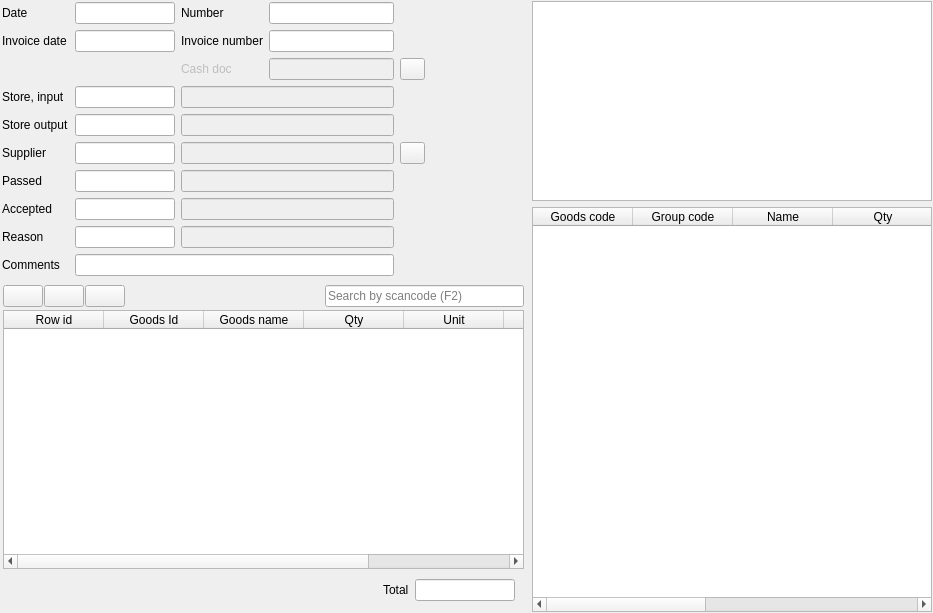
First picture: the form in FrontDesk/c5storedoc.ui, repository End1-1/Cafe5, before the edit.
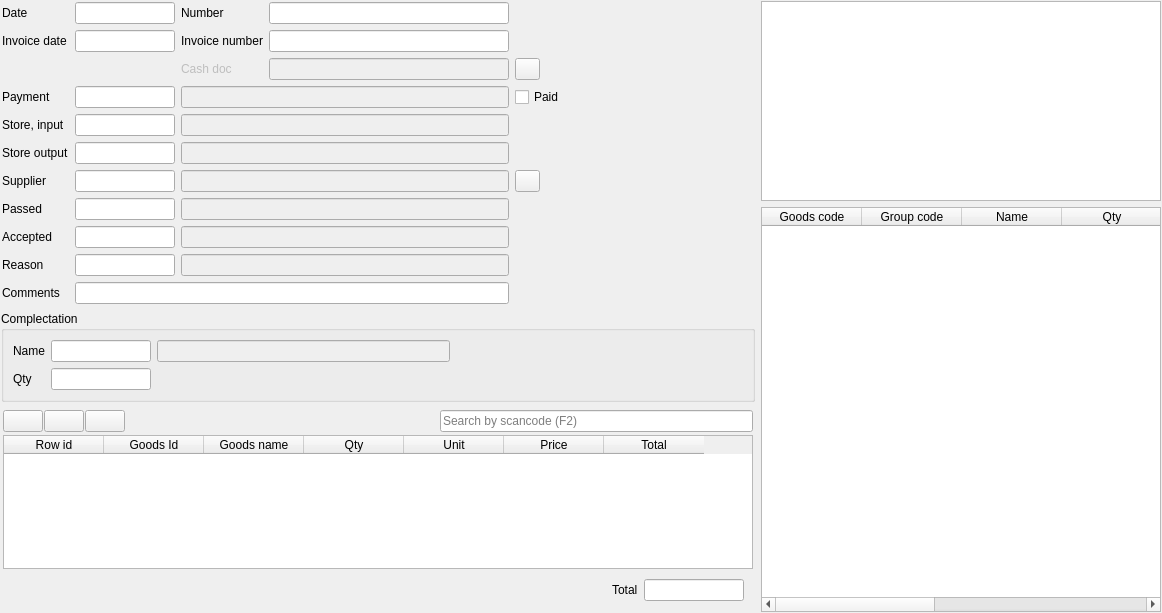
Second picture: the form after the edit. Icons and pictures are not drawn. Custom widgets are drawn as their Qt base class.

What changed in the file:
```diff
--- a/FrontDesk/c5storedoc.ui
+++ b/FrontDesk/c5storedoc.ui
@@ -6,7 +6,7 @@
    <rect>
     <x>0</x>
     <y>0</y>
-    <width>933</width>
+    <width>1162</width>
     <height>613</height>
    </rect>
   </property>
@@ -44,32 +44,29 @@
       <property name="spacing">
        <number>6</number>
       </property>
-      <item row="7" column="1">
-       <widget class="C5LineEditWithSelector" name="lePassed">
-        <property name="maximumSize">
-         <size>
-          <width>100</width>
-          <height>16777215</height>
-         </size>
+      <item row="1" column="0">
+       <widget class="QLabel" name="lbInvoiceDate">
+        <property name="text">
+         <string>Invoice date</string>
         </property>
        </widget>
       </item>
-      <item row="5" column="0">
-       <widget class="QLabel" name="lbPartner">
+      <item row="3" column="0">
+       <widget class="QLabel" name="lbPayment">
         <property name="text">
-         <string>Supplier</string>
+         <string>Payment</string>
         </property>
        </widget>
       </item>
-      <item row="11" column="0">
-       <widget class="QLabel" name="label_4">
+      <item row="0" column="0">
+       <widget class="QLabel" name="label">
         <property name="text">
-         <string>Reason</string>
+         <string>Date</string>
         </property>
        </widget>
       </item>
       <item row="3" column="1">
-       <widget class="C5LineEditWithSelector" name="leStoreInput">
+       <widget class="C5LineEditWithSelector" name="lePayment">
         <property name="minimumSize">
          <size>
           <width>0</width>
@@ -84,33 +81,20 @@
         </property>
        </widget>
       </item>
-      <item row="10" column="2" colspan="2">
-       <widget class="C5LineEditWithSelector" name="leAcceptedName">
+      <item row="12" column="2" colspan="2">
+       <widget class="C5LineEdit" name="leReasonName">
         <property name="enabled">
          <bool>false</bool>
         </property>
-        <property name="maximumSize">
-         <size>
-          <width>16777215</width>
-          <height>16777215</height>
-         </size>
-        </property>
         <property name="focusPolicy">
          <enum>Qt::NoFocus</enum>
         </property>
        </widget>
       </item>
-      <item row="0" column="1">
-       <widget class="C5DateEdit" name="deDate">
-        <property name="maximumSize">
-         <size>
-          <width>100</width>
-          <height>16777215</height>
-         </size>
-        </property>
-       </widget>
+      <item row="13" column="1" colspan="3">
+       <widget class="C5LineEdit" name="leComment"/>
       </item>
-      <item row="5" column="4">
+      <item row="6" column="4">
        <widget class="QPushButton" name="btnNewPartner">
         <property name="maximumSize">
          <size>
@@ -130,28 +114,21 @@
         </property>
        </widget>
       </item>
-      <item row="4" column="2" colspan="2">
-       <widget class="C5LineEdit" name="leStoreOutputName">
-        <property name="enabled">
-         <bool>false</bool>
+      <item row="1" column="4">
+       <spacer name="horizontalSpacer">
+        <property name="orientation">
+         <enum>Qt::Horizontal</enum>
         </property>
-        <property name="focusPolicy">
-         <enum>Qt::NoFocus</enum>
-        </property>
-       </widget>
-      </item>
-      <item row="11" column="1">
-       <widget class="C5LineEditWithSelector" name="leReason">
-        <property name="maximumSize">
+        <property name="sizeHint" stdset="0">
          <size>
-          <width>100</width>
-          <height>16777215</height>
+          <width>40</width>
+          <height>20</height>
          </size>
         </property>
-       </widget>
+       </spacer>
       </item>
       <item row="4" column="1">
-       <widget class="C5LineEditWithSelector" name="leStoreOutput">
+       <widget class="C5LineEditWithSelector" name="leStoreInput">
         <property name="minimumSize">
          <size>
           <width>0</width>
@@ -166,53 +143,63 @@
         </property>
        </widget>
       </item>
+      <item row="0" column="3">
+       <widget class="C5LineEditWithSelector" name="leDocNum"/>
+      </item>
+      <item row="13" column="0">
+       <widget class="QLabel" name="label_8">
+        <property name="text">
+         <string>Comments</string>
+        </property>
+       </widget>
+      </item>
+      <item row="0" column="2">
+       <widget class="QLabel" name="label_2">
+        <property name="text">
+         <string>Number</string>
+        </property>
+       </widget>
+      </item>
+      <item row="11" column="1">
+       <widget class="C5LineEditWithSelector" name="leAccepted">
+        <property name="maximumSize">
+         <size>
+          <width>100</width>
+          <height>16777215</height>
+         </size>
+        </property>
+       </widget>
+      </item>
       <item row="1" column="3">
        <widget class="C5LineEdit" name="leInvoiceNumber"/>
       </item>
-      <item row="5" column="1">
-       <widget class="C5LineEditWithSelector" name="lePartner">
-        <property name="maximumSize">
-         <size>
-          <width>100</width>
-          <height>16777215</height>
-         </size>
+      <item row="3" column="2" colspan="2">
+       <widget class="C5LineEdit" name="lePaymentName">
+        <property name="enabled">
+         <bool>false</bool>
         </property>
-       </widget>
-      </item>
-      <item row="4" column="0">
-       <widget class="QLabel" name="lbStoreOutput">
-        <property name="text">
-         <string>Store output</string>
+        <property name="focusPolicy">
+         <enum>Qt::NoFocus</enum>
         </property>
        </widget>
       </item>
-      <item row="10" column="1">
-       <widget class="C5LineEditWithSelector" name="leAccepted">
-        <property name="maximumSize">
-         <size>
-          <width>100</width>
-          <height>16777215</height>
-         </size>
+      <item row="5" column="2" colspan="2">
+       <widget class="C5LineEdit" name="leStoreOutputName">
+        <property name="enabled">
+         <bool>false</bool>
         </property>
+        <property name="focusPolicy">
+         <enum>Qt::NoFocus</enum>
+        </property>
        </widget>
       </item>
-      <item row="10" column="0">
+      <item row="11" column="0">
        <widget class="QLabel" name="label_5">
         <property name="text">
          <string>Accepted</string>
         </property>
        </widget>
       </item>
-      <item row="3" column="2" colspan="2">
-       <widget class="C5LineEdit" name="leStoreInputName">
-        <property name="enabled">
-         <bool>false</bool>
-        </property>
-        <property name="focusPolicy">
-         <enum>Qt::NoFocus</enum>
-        </property>
-       </widget>
-      </item>
       <item row="1" column="1">
        <widget class="C5DateEdit" name="deInvoiceDate">
         <property name="maximumSize">
@@ -223,46 +210,6 @@
         </property>
        </widget>
       </item>
-      <item row="3" column="0">
-       <widget class="QLabel" name="lbStoreInput">
-        <property name="text">
-         <string>Store, input</string>
-        </property>
-       </widget>
-      </item>
-      <item row="0" column="2">
-       <widget class="QLabel" name="label_2">
-        <property name="text">
-         <string>Number</string>
-        </property>
-       </widget>
-      </item>
-      <item row="5" column="2" colspan="2">
-       <widget class="C5LineEdit" name="lePartnerName">
-        <property name="enabled">
-         <bool>false</bool>
-        </property>
-        <property name="focusPolicy">
-         <enum>Qt::NoFocus</enum>
-        </property>
-       </widget>
-      </item>
-      <item row="7" column="2" colspan="2">
-       <widget class="C5LineEditWithSelector" name="lePassedName">
-        <property name="enabled">
-         <bool>false</bool>
-        </property>
-        <property name="maximumSize">
-         <size>
-          <width>16777215</width>
-          <height>16777215</height>
-         </size>
-        </property>
-        <property name="focusPolicy">
-         <enum>Qt::NoFocus</enum>
-        </property>
-       </widget>
-      </item>
       <item row="1" column="2">
        <widget class="QLabel" name="lbInvoiceNumber">
         <property name="text">
@@ -270,20 +217,53 @@
         </property>
        </widget>
       </item>
-      <item row="0" column="3">
-       <widget class="C5LineEditWithSelector" name="leDocNum"/>
+      <item row="8" column="2" colspan="2">
+       <widget class="C5LineEditWithSelector" name="lePassedName">
+        <property name="enabled">
+         <bool>false</bool>
+        </property>
+        <property name="maximumSize">
+         <size>
+          <width>16777215</width>
+          <height>16777215</height>
+         </size>
+        </property>
+        <property name="focusPolicy">
+         <enum>Qt::NoFocus</enum>
+        </property>
+       </widget>
       </item>
-      <item row="1" column="0">
-       <widget class="QLabel" name="lbInvoiceDate">
+      <item row="6" column="1">
+       <widget class="C5LineEditWithSelector" name="lePartner">
+        <property name="maximumSize">
+         <size>
+          <width>100</width>
+          <height>16777215</height>
+         </size>
+        </property>
+       </widget>
+      </item>
+      <item row="3" column="4">
+       <widget class="QCheckBox" name="chPaid">
         <property name="text">
-         <string>Invoice date</string>
+         <string>Paid</string>
         </property>
        </widget>
       </item>
-      <item row="7" column="0">
-       <widget class="QLabel" name="label_6">
+      <item row="4" column="0">
+       <widget class="QLabel" name="lbStoreInput">
         <property name="text">
-         <string>Passed</string>
+         <string>Store, input</string>
+        </property>
+       </widget>
+      </item>
+      <item row="2" column="3">
+       <widget class="C5LineEditWithSelector" name="leCashDoc">
+        <property name="enabled">
+         <bool>false</bool>
+        </property>
+        <property name="readOnly">
+         <bool>true</bool>
         </property>
        </widget>
       </item>
@@ -298,14 +278,80 @@
        </widget>
       </item>
       <item row="12" column="0">
-       <widget class="QLabel" name="label_8">
+       <widget class="QLabel" name="label_4">
         <property name="text">
-         <string>Comments</string>
+         <string>Reason</string>
         </property>
        </widget>
       </item>
-      <item row="12" column="1" colspan="3">
-       <widget class="C5LineEdit" name="leComment"/>
+      <item row="8" column="1">
+       <widget class="C5LineEditWithSelector" name="lePassed">
+        <property name="maximumSize">
+         <size>
+          <width>100</width>
+          <height>16777215</height>
+         </size>
+        </property>
+       </widget>
+      </item>
+      <item row="12" column="1">
+       <widget class="C5LineEditWithSelector" name="leReason">
+        <property name="maximumSize">
+         <size>
+          <width>100</width>
+          <height>16777215</height>
+         </size>
+        </property>
+       </widget>
+      </item>
+      <item row="8" column="0">
+       <widget class="QLabel" name="label_6">
+        <property name="text">
+         <string>Passed</string>
+        </property>
+       </widget>
+      </item>
+      <item row="6" column="2" colspan="2">
+       <widget class="C5LineEdit" name="lePartnerName">
+        <property name="enabled">
+         <bool>false</bool>
+        </property>
+        <property name="focusPolicy">
+         <enum>Qt::NoFocus</enum>
+        </property>
+       </widget>
+      </item>
+      <item row="11" column="2" colspan="2">
+       <widget class="C5LineEditWithSelector" name="leAcceptedName">
+        <property name="enabled">
+         <bool>false</bool>
+        </property>
+        <property name="maximumSize">
+         <size>
+          <width>16777215</width>
+          <height>16777215</height>
+         </size>
+        </property>
+        <property name="focusPolicy">
+         <enum>Qt::NoFocus</enum>
+        </property>
+       </widget>
+      </item>
+      <item row="5" column="1">
+       <widget class="C5LineEditWithSelector" name="leStoreOutput">
+        <property name="minimumSize">
+         <size>
+          <width>0</width>
+          <height>0</height>
+         </size>
+        </property>
+        <property name="maximumSize">
+         <size>
+          <width>100</width>
+          <height>16777215</height>
+         </size>
+        </property>
+       </widget>
       </item>
       <item row="2" column="4">
        <widget class="QPushButton" name="btnCreateDoc">
@@ -327,8 +373,8 @@
         </property>
        </widget>
       </item>
-      <item row="11" column="2" colspan="2">
-       <widget class="C5LineEdit" name="leReasonName">
+      <item row="4" column="2" colspan="2">
+       <widget class="C5LineEdit" name="leStoreInputName">
         <property name="enabled">
          <bool>false</bool>
         </property>
@@ -337,40 +383,34 @@
         </property>
        </widget>
       </item>
-      <item row="0" column="0">
-       <widget class="QLabel" name="label">
+      <item row="6" column="0">
+       <widget class="QLabel" name="lbPartner">
         <property name="text">
-         <string>Date</string>
+         <string>Supplier</string>
         </property>
        </widget>
       </item>
-      <item row="2" column="3">
-       <widget class="C5LineEditWithSelector" name="leCashDoc">
-        <property name="enabled">
-         <bool>false</bool>
-        </property>
-        <property name="readOnly">
-         <bool>true</bool>
-        </property>
-       </widget>
-      </item>
-      <item row="1" column="4">
-       <spacer name="horizontalSpacer">
-        <property name="orientation">
-         <enum>Qt::Horizontal</enum>
-        </property>
-        <property name="sizeHint" stdset="0">
+      <item row="0" column="1">
+       <widget class="C5DateEdit" name="deDate">
+        <property name="maximumSize">
          <size>
-          <width>40</width>
-          <height>20</height>
+          <width>100</width>
+          <height>16777215</height>
          </size>
         </property>
-       </spacer>
+       </widget>
+      </item>
+      <item row="5" column="0">
+       <widget class="QLabel" name="lbStoreOutput">
+        <property name="text">
+         <string>Store output</string>
+        </property>
+       </widget>
       </item>
      </layout>
     </widget>
    </item>
-   <item row="1" column="0">
+   <item row="2" column="0">
     <widget class="QWidget" name="wbody" native="true">
      <property name="sizePolicy">
       <sizepolicy hsizetype="Preferred" vsizetype="Preferred">
@@ -603,7 +643,7 @@
      </layout>
     </widget>
    </item>
-   <item row="0" column="1" rowspan="2">
+   <item row="0" column="1" rowspan="3">
     <widget class="QWidget" name="wGoods" native="true">
      <property name="minimumSize">
       <size>
@@ -736,19 +776,88 @@
      </layout>
     </widget>
    </item>
+   <item row="1" column="0">
+    <widget class="QGroupBox" name="grComplectation">
+     <property name="minimumSize">
+      <size>
+       <width>0</width>
+       <height>0</height>
+      </size>
+     </property>
+     <property name="title">
+      <string>Complectation</string>
+     </property>
+     <layout class="QGridLayout" name="gridLayout_3">
+      <item row="0" column="0">
+       <widget class="QLabel" name="label_7">
+        <property name="text">
+         <string>Name</string>
+        </property>
+       </widget>
+      </item>
+      <item row="0" column="1">
+       <widget class="C5LineEditWithSelector" name="leComplectationCode">
+        <property name="maximumSize">
+         <size>
+          <width>100</width>
+          <height>16777215</height>
+         </size>
+        </property>
+       </widget>
+      </item>
+      <item row="0" column="2">
+       <widget class="C5LineEditWithSelector" name="leComplectationName">
+        <property name="enabled">
+         <bool>false</bool>
+        </property>
+       </widget>
+      </item>
+      <item row="0" column="3">
+       <spacer name="horizontalSpacer_4">
+        <property name="orientation">
+         <enum>Qt::Horizontal</enum>
+        </property>
+        <property name="sizeHint" stdset="0">
+         <size>
+          <width>291</width>
+          <height>20</height>
+         </size>
+        </property>
+       </spacer>
+      </item>
+      <item row="1" column="0">
+       <widget class="QLabel" name="label_9">
+        <property name="text">
+         <string>Qty</string>
+        </property>
+       </widget>
+      </item>
+      <item row="1" column="1">
+       <widget class="C5LineEditWithSelector" name="leComplectationQty">
+        <property name="maximumSize">
+         <size>
+          <width>100</width>
+          <height>16777215</height>
+         </size>
+        </property>
+       </widget>
+      </item>
+     </layout>
+    </widget>
+   </item>
   </layout>
  </widget>
  <customwidgets>
-  <customwidget>
-   <class>C5LineEdit</class>
-   <extends>QLineEdit</extends>
-   <header location="global">c5lineedit.h</header>
-  </customwidget>
   <customwidget>
    <class>C5LineEditWithSelector</class>
    <extends>QLineEdit</extends>
    <header location="global">c5lineeditwithselector.h</header>
   </customwidget>
+  <customwidget>
+   <class>C5LineEdit</class>
+   <extends>QLineEdit</extends>
+   <header location="global">c5lineedit.h</header>
+  </customwidget>
   <customwidget>
    <class>C5TableWidget</class>
    <extends>QTableWidget</extends>
```
